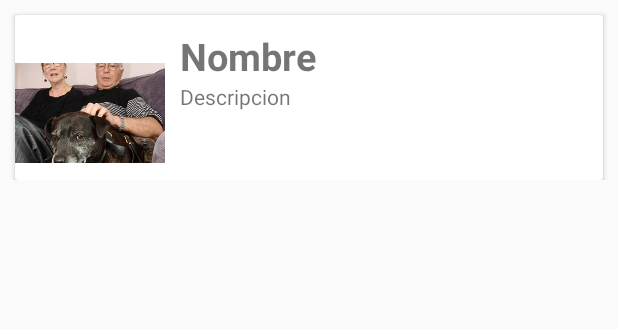
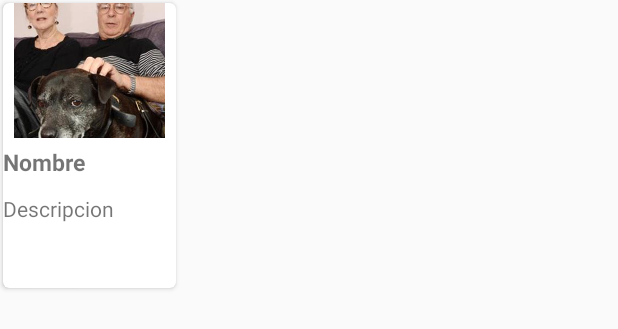
Before and after one commit to DanielCamaja/Petto, an Android app: the layout elemento_lista.xml on its own in the app's theme, with its tools: preview values and no code run, on a phone screen of 412 x 824 dp. Shown: the top 329 px of the screen. Run offline under Robolectric (Android 15) with nearby library versions, the phone set to English and light mode, and no system bars.

Commit message:
Se cambio el recycler a tres por columna, se cambio el inicio para que pronto tenga facebook y google como registro, nada mas solo eso.

```diff
--- a/app/src/main/java/petto/com/petto/Inicio/MainActivity.java
+++ b/app/src/main/java/petto/com/petto/Inicio/MainActivity.java
@@ -24,16 +24,16 @@ public class MainActivity extends AppCompatActivity {
         btn_registrar.setOnClickListener(new View.OnClickListener() {
             @Override
             public void onClick(View v) {
-                Intent intent = new Intent(MainActivity.this, SignupActivity.class);
-                startActivity(intent);
+                Intent intent0 = new Intent(MainActivity.this, SignupActivity.class);
+                startActivity(intent0);
             }
         });
 
         btn_login.setOnClickListener(new View.OnClickListener() {
             @Override
             public void onClick(View v) {
-                Intent intent = new Intent(MainActivity.this,LoginActivity.class);
-                startActivity(intent);
+                Intent intent1 = new Intent(MainActivity.this,LoginActivity.class);
+                startActivity(intent1);
             }
         });
 
--- a/app/src/main/java/petto/com/petto/fragments/CallFragment.java
+++ b/app/src/main/java/petto/com/petto/fragments/CallFragment.java
@@ -7,6 +7,7 @@ import android.support.annotation.NonNull;
 import android.support.annotation.Nullable;
 import android.support.design.widget.FloatingActionButton;
 import android.support.v4.app.Fragment;
+import android.support.v7.widget.GridLayoutManager;
 import android.support.v7.widget.LinearLayoutManager;
 import android.support.v7.widget.RecyclerView;
 import android.view.LayoutInflater;
@@ -73,7 +74,7 @@ public class CallFragment extends Fragment {
 
 
         CallrecyclerView.hasFixedSize();
-        CallrecyclerView.setLayoutManager(new LinearLayoutManager(getContext()));
+        CallrecyclerView.setLayoutManager(new GridLayoutManager(getContext(),3));
 
         FirebaseRecyclerOptions personsOptions = new FirebaseRecyclerOptions.Builder<Contact>().setQuery(personsQuery, Contact.class).build();
 
--- a/app/src/main/res/layout/call_fragment.xml
+++ b/app/src/main/res/layout/call_fragment.xml
@@ -1,9 +1,9 @@
 <?xml version="1.0" encoding="utf-8"?>
-<RelativeLayout xmlns:android="http://schemas.android.com/apk/res/android"
+<RelativeLayout
+    xmlns:android="http://schemas.android.com/apk/res/android"
     android:layout_width="match_parent"
     android:layout_height="match_parent"
     xmlns:app="http://schemas.android.com/apk/res-auto"
-    android:orientation="vertical"
     android:id="@+id/container"
     android:background="@color/white">
 
@@ -11,9 +11,7 @@
         android:id="@+id/callrecyclerview"
         android:layout_width="match_parent"
         android:layout_height="match_parent"
-        android:layout_alignParentStart="true"
-        android:layout_alignParentTop="true"
-        android:layout_marginStart="0dp">
+        >
 
     </android.support.v7.widget.RecyclerView>
 
--- a/app/src/main/res/layout/elemento_lista.xml
+++ b/app/src/main/res/layout/elemento_lista.xml
@@ -1,64 +1,49 @@
 <?xml version="1.0" encoding="utf-8"?>
-<LinearLayout
-    xmlns:android="http://schemas.android.com/apk/res/android"
-    xmlns:app="http://schemas.android.com/apk/res-auto"
-    xmlns:tools="http://schemas.android.com/tools"
+<android.support.v7.widget.CardView xmlns:android="http://schemas.android.com/apk/res/android"
+    xmlns:cardview="http://schemas.android.com/apk/res-auto"
+    android:layout_width="115dp"
+    android:layout_margin="2dp"
+    cardview:cardCornerRadius="4dp"
+    android:layout_height="190dp"
+    android:id="@+id/lista_elemento">
+
+    <RelativeLayout
         android:layout_width="match_parent"
-    android:orientation="horizontal"
-    android:id="@+id/lista_elemento"
-    android:layout_height="wrap_content"
-    >
-
-
-    <android.support.v7.widget.CardView
-        android:layout_width="match_parent"
-        android:layout_height="110dp"
-        android:layout_marginLeft="10dp"
-        android:layout_marginRight="10dp"
-        android:layout_marginTop="10dp">
-
-        <LinearLayout
-            android:layout_width="match_parent"
-            android:layout_height="wrap_content"
-            android:orientation="horizontal">
+        android:layout_height="match_parent"
+        android:orientation="vertical">
 
         <ImageView
             android:id="@+id/imagen"
             android:layout_width="100dp"
-                android:layout_height="100dp"
-                android:src="@drawable/cliente1"
-                android:layout_marginTop="15dp"
-                android:layout_marginRight="10dp"/>
-
-            <LinearLayout
-                android:layout_width="wrap_content"
-                android:layout_height="wrap_content"
-                android:orientation="vertical">
+            android:layout_height="90dp"
+            android:layout_alignParentStart="true"
+            android:layout_alignParentTop="true"
+            android:layout_alignParentEnd="true"
+            android:layout_marginStart="7.5dp"
+            android:layout_marginTop="0dp"
+            android:layout_marginEnd="7.5dp"
+            android:scaleType="centerCrop"
+            android:src="@drawable/cliente1" />
 
         <TextView
             android:id="@+id/texttitulo"
-                    android:layout_marginTop="10dp"
             android:layout_width="wrap_content"
             android:layout_height="wrap_content"
+            android:layout_marginTop="95dp"
             android:text="Nombre"
-                    android:textSize="25sp"
+            android:textSize="15sp"
             android:textStyle="bold" />
 
         <TextView
             android:id="@+id/textdesc"
             android:layout_width="wrap_content"
             android:layout_height="wrap_content"
-                    android:text="Descripcion "
+            android:layout_marginRight="10dp"
+            android:layout_marginTop="127dp"
             android:layout_marginBottom="15dp"
-                    android:layout_marginRight="10dp"/>
+            android:text="Descripcion " />
 
-            </LinearLayout>
 
-        </LinearLayout>
+    </RelativeLayout>
 
 </android.support.v7.widget.CardView>
-
-
-
-
-</LinearLayout>
```
Also changed, not shown: 1 other file. Lines whose indentation alone changed are shown as unchanged.
